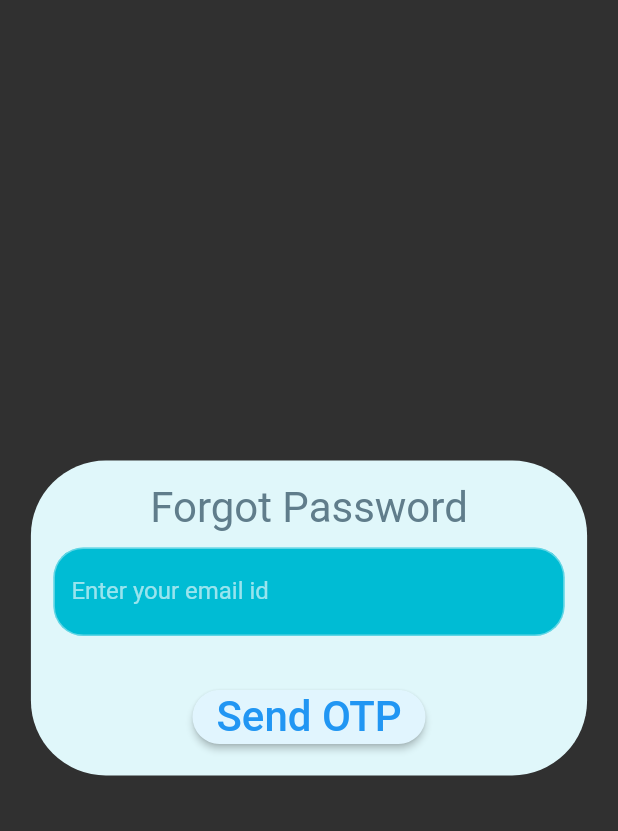
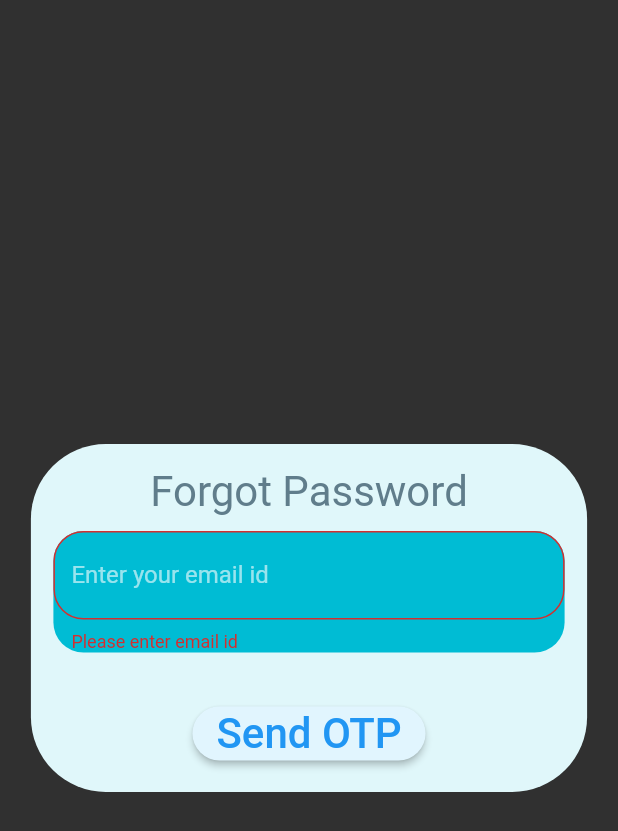
Before and after one commit to naveenpardeep/FirstFlutterapp, a Flutter app: the ForgotPassword screen opened directly, after a tap on "Send OTP", on a phone screen of 412 x 824 dp. Shown: the top 831 px of the screen. Run offline on Flutter 3.47's test engine with Material 2 defaults, Android fonts, the light colour scheme and no system bars.

Commit message:
icon added

```diff
--- a/lib/pages/forgotpassword.dart
+++ b/lib/pages/forgotpassword.dart
@@ -3,15 +3,39 @@ import 'package:flutter/material.dart';
 import 'package:flutter/rendering.dart';
 import 'package:flutter/services.dart';
 
-class ForgotPassword extends StatelessWidget {
+class ForgotPassword extends StatefulWidget {
+
+
+  const ForgotPassword({Key? key}) : super(key: key);
+
+  @override
+  ForgotpasswordState createState() {
+  return ForgotpasswordState();
+  }
+  }
+
+// Define a corresponding State class.
+// This class holds data related to the form.
+  class ForgotpasswordState extends State<ForgotPassword> {
+
+    final _formKey = GlobalKey<FormState>();
   @override
   Widget build(BuildContext context) {
+
     // to get system width height
-    double width = MediaQuery.of(context).size.width;
-    double height = MediaQuery.of(context).size.height;
+    double width = MediaQuery
+        .of(context)
+        .size
+        .width;
+    double height = MediaQuery
+        .of(context)
+        .size
+        .height;
     return Scaffold(
 
-        body: Center(
+        body: Form(
+          key: _formKey,
+          child: Center(
 
             child: Container(
 
@@ -22,10 +46,10 @@ class ForgotPassword extends StatelessWidget {
                     SingleChildScrollView(
                       child:
                       Positioned(
-                          top: width*0.4,
-                          bottom: width*0.5,
-                          right: width*0.1,
-                          left: width*0.1,
+                          top: width * 0.4,
+                          bottom: width * 0.5,
+                          right: width * 0.1,
+                          left: width * 0.1,
 
                           child:
                           Container(
@@ -54,10 +78,20 @@ class ForgotPassword extends StatelessWidget {
                                     decoration: const InputDecoration(
                                       border: OutlineInputBorder(
                                           borderRadius:
-                                          BorderRadius.all(Radius.circular(20))),
+                                          BorderRadius.all(
+                                              Radius.circular(20))),
                                       hintText: "Enter your email id",
                                       labelText: "Enter your email id",
                                     ),
+
+                                    validator: (value) {
+                                      if (value == null || value.isEmpty) {
+                                        return 'Please enter email id';
+                                      }
+
+                                      return null;
+                                    },
+
                                   ),
                                 ),
                                 const SizedBox(
@@ -76,16 +110,28 @@ class ForgotPassword extends StatelessWidget {
                                           style: ButtonStyle(
                                             shape: MaterialStateProperty.all(
                                                 RoundedRectangleBorder(
-                                                    borderRadius: BorderRadius.circular(20))),
+                                                    borderRadius: BorderRadius
+                                                        .circular(20))),
                                             backgroundColor:
-                                            MaterialStateProperty.all(Colors.lightBlue[50]),
+                                            MaterialStateProperty.all(
+                                                Colors.lightBlue[50]),
                                             foregroundColor:
-                                            MaterialStateProperty.all<Color>(Colors.blue),
+                                            MaterialStateProperty.all<Color>(
+                                                Colors.blue),
                                           ),
                                           onPressed: () {
                                             //on click functionality here
+                                            // Validate returns true if the form is valid, or false otherwise.
+                                            if (_formKey.currentState!.validate()) {
+                                              // If the form is valid, display a snackbar. In the real world,
+                                              // you'd often call a server or save the information in a database.
+                                              ScaffoldMessenger.of(context).showSnackBar(
+                                                const SnackBar(content: Text('Processing Data')),
+                                              );
+                                            }
                                           },
-                                          child: Text('Send OTP', textScaleFactor: 2),
+                                          child: Text(
+                                              'Send OTP', textScaleFactor: 2),
                                         ),
 
 
@@ -102,7 +148,10 @@ class ForgotPassword extends StatelessWidget {
             )
 
 
+          )
+        )
+    );
+  }
 
-        ));
-  }
+
 }
--- a/lib/pages/home.dart
+++ b/lib/pages/home.dart
@@ -48,10 +48,12 @@ class Home extends StatelessWidget {
                       child: TextFormField(
                         textAlign: TextAlign.center,
                         decoration: const InputDecoration(
+
                           border: OutlineInputBorder(
                               borderRadius: BorderRadius.all(Radius.circular(20))),
                           hintText: "First Name",
                           labelText: "First Name",
+                          suffixIcon: Icon(Icons.app_registration_rounded),
                         ),
                       ),
                     ),
```
